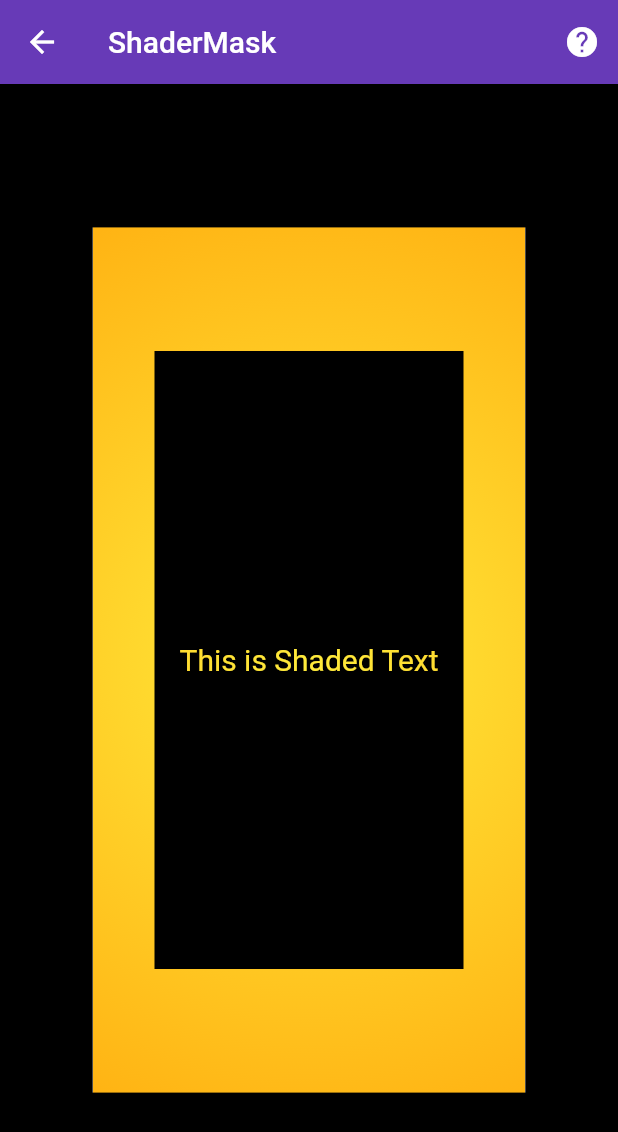
After one commit to sanjay-rb/100-Days-Of-Flutter-Widgets, a Flutter app: the Day70ShaderMask screen opened directly, after a tap on the "help" icon, on a phone screen of 412 x 824 dp. The commit adds this screen. Shown: the top 1132 px of the screen. Run offline on Flutter 3.47's test engine with Material 2 defaults, Android fonts, the phone set to English and light mode, and no system bars.

Commit message:
Day70 Completed with ShaderMask

```diff
--- /dev/null
+++ b/hundred_days_of_flutter_widget/lib/day070_shader_mask.dart
@@ -0,0 +1,79 @@
+import 'package:flutter/material.dart';
+import 'package:url_launcher/url_launcher.dart';
+
+class Day70ShaderMask extends StatelessWidget {
+  const Day70ShaderMask({Key key}) : super(key: key);
+
+  @override
+  Widget build(BuildContext context) {
+    return Scaffold(
+      backgroundColor: Colors.black,
+      body: Center(
+        /**
+         * ? What is ShaderMask....
+         * ! ShaderMask is the cool effect for the any white screen....
+         * ! Where every white screen filled by shader....
+         */
+        child: ShaderMask(
+          // ! here comes the ShaderMask....
+          shaderCallback: (bounds) => RadialGradient(
+            // ! With RadialGradient as the [shaderCallback]....
+            colors: [
+              Colors.yellow,
+              Colors.orange,
+              Colors.deepOrange,
+              Colors.red
+            ],
+            radius: 5.0,
+          ).createShader(bounds), // ! createShader with the [bounds]....
+          child: Stack(
+            // ! here we apply the ShaderMask for the Stack....
+            alignment: Alignment.center,
+            children: <Widget>[
+              Container(
+                width: MediaQuery.of(context).size.width * 0.7,
+                height: MediaQuery.of(context).size.height * 0.7,
+                color: Colors
+                    .white, // ! This White [Container] filled by the ShaderMask Gradient....
+              ),
+              Container(
+                width: MediaQuery.of(context).size.width * 0.5,
+                height: MediaQuery.of(context).size.height * 0.5,
+                color: Colors.black,
+                child: Center(
+                  child: Text(
+                    "This is Shaded Text",
+                    style: TextStyle(
+                      fontSize: 20,
+                      color: Colors
+                          .white, // ! This White [Text] filled by the ShaderMask Gradient....
+                    ),
+                  ),
+                ),
+              ),
+            ],
+          ),
+        ),
+      ),
+      appBar: AppBar(
+        title: Text('ShaderMask'),
+        actions: <Widget>[
+          IconButton(
+            icon: Icon(Icons.help),
+            onPressed: () async {
+              const url =
+                  'https://github.com/sanjaysanju618/100-Days-Of-Flutter-Widgets/' +
+                      'blob/master/hundred_days_of_flutter_widget/' +
+                      'lib/day070_shader_mask.dart';
+              if (await canLaunch(url)) {
+                await launch(url);
+              } else {
+                throw 'Could not launch $url';
+              }
+            },
+          )
+        ],
+      ),
+    );
+  }
+}
--- a/hundred_days_of_flutter_widget/lib/main.dart
+++ b/hundred_days_of_flutter_widget/lib/main.dart
@@ -67,6 +67,7 @@ import 'package:hundreddaysofflutterwidget/day066_default_tab_controller_and_tab
 import 'package:hundreddaysofflutterwidget/day067_drawer.dart';
 import 'package:hundreddaysofflutterwidget/day068_snack_bar.dart';
 import 'package:hundreddaysofflutterwidget/day069_list_wheel_scroll_view.dart';
+import 'package:hundreddaysofflutterwidget/day070_shader_mask.dart';
 import 'package:hundreddaysofflutterwidget/inherited_widget/day037_inherited_widget.dart';
 import 'package:url_launcher/url_launcher.dart';
 
@@ -169,7 +170,8 @@ class _MainPageState extends State<MainPage> {
     "DefaultTabController & TabBar": Day66DefaultTabControllerAndTabBar(),
     "Drawer": Day67Drawer(),
     "SnackBar": Day68SnackBar(),
-    "ListWheelScrollView": Day69ListWheelScrollView()
+    "ListWheelScrollView": Day69ListWheelScrollView(),
+    "ShaderMask": Day70ShaderMask()
   };
 
   List _listTitle = [
@@ -241,7 +243,8 @@ class _MainPageState extends State<MainPage> {
     "DefaultTabController & TabBar",
     "Drawer",
     "SnackBar",
-    "ListWheelScrollView"
+    "ListWheelScrollView",
+    "ShaderMask"
   ];
 
   List fliter = List<String>();
```
Also changed, not shown: 1 other file.
